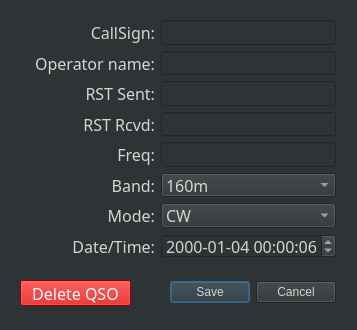
Above: Sources/U2.Suite/logger/ui/QsoEditorWindow.ui from ut8uu/U2.Suite.Python before the change. Below: the same form after it.
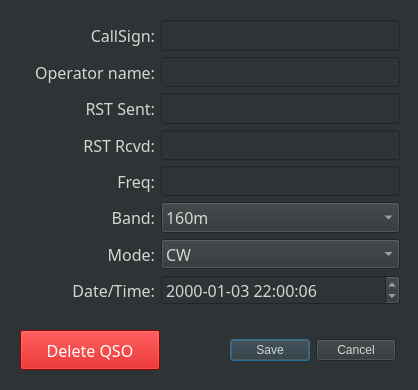
That is the form after the change.

Diff of the .ui file:
```diff
--- a/Sources/U2.Suite/logger/ui/QsoEditorWindow.ui
+++ b/Sources/U2.Suite/logger/ui/QsoEditorWindow.ui
@@ -6,8 +6,8 @@
    <rect>
     <x>0</x>
     <y>0</y>
-    <width>357</width>
-    <height>330</height>
+    <width>418</width>
+    <height>390</height>
    </rect>
   </property>
   <property name="windowTitle">
@@ -19,15 +19,16 @@
   <widget class="QDialogButtonBox" name="buttonBox">
    <property name="geometry">
     <rect>
-     <x>170</x>
-     <y>280</y>
+     <x>230</x>
+     <y>320</y>
      <width>166</width>
-     <height>25</height>
+     <height>60</height>
     </rect>
    </property>
    <property name="font">
     <font>
      <family>Courier</family>
+     <pointsize>12</pointsize>
      <weight>75</weight>
      <bold>true</bold>
     </font>
@@ -46,9 +47,9 @@
    <property name="geometry">
     <rect>
      <x>20</x>
-     <y>280</y>
-     <width>111</width>
-     <height>26</height>
+     <y>330</y>
+     <width>140</width>
+     <height>40</height>
     </rect>
    </property>
    <property name="font">
@@ -72,8 +73,8 @@
     <rect>
      <x>35</x>
      <y>20</y>
-     <width>301</width>
-     <height>238</height>
+     <width>365</width>
+     <height>285</height>
     </rect>
    </property>
    <layout class="QGridLayout" name="gridLayout">
@@ -414,12 +415,12 @@
       </property>
       <property name="dateTime">
        <datetime>
-        <hour>0</hour>
+        <hour>22</hour>
         <minute>0</minute>
         <second>6</second>
         <year>2000</year>
         <month>1</month>
-        <day>4</day>
+        <day>3</day>
        </datetime>
       </property>
       <property name="currentSection">
```
